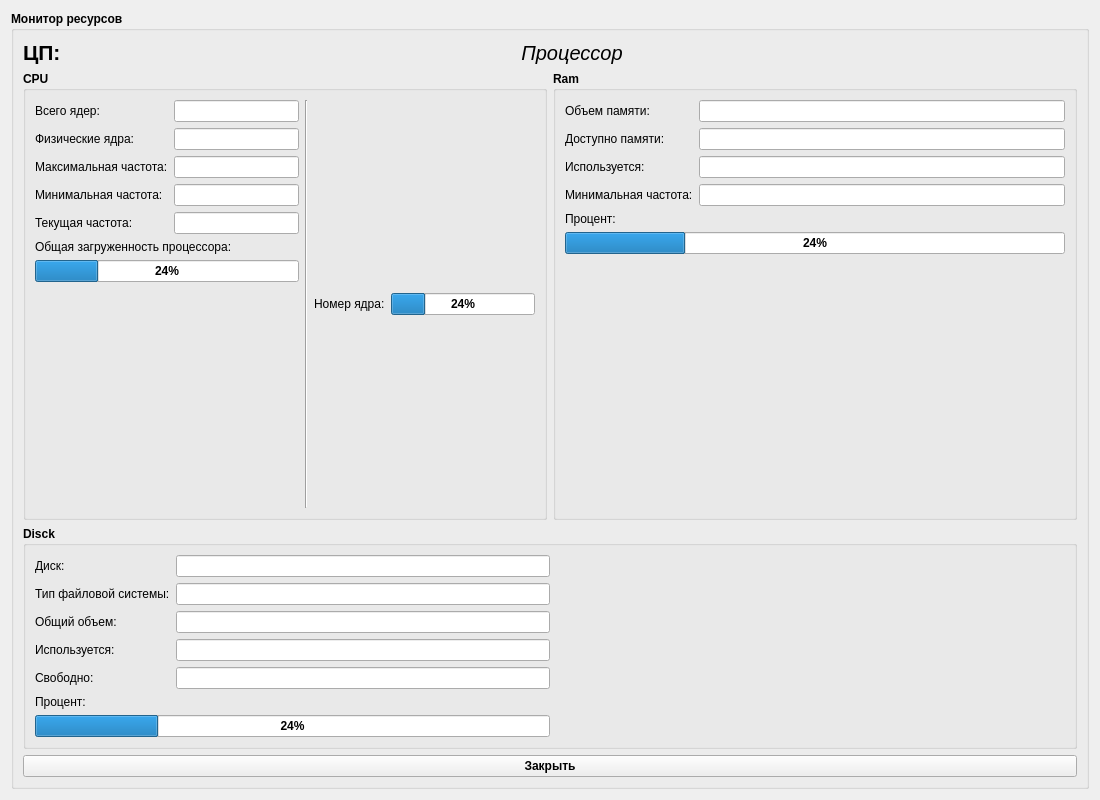
Mer0ll/new_Qt_project, file мое_Зачетное_Задание/ui/ui_my_task_manager_cildResourceMonitor.ui: the form before one commit.
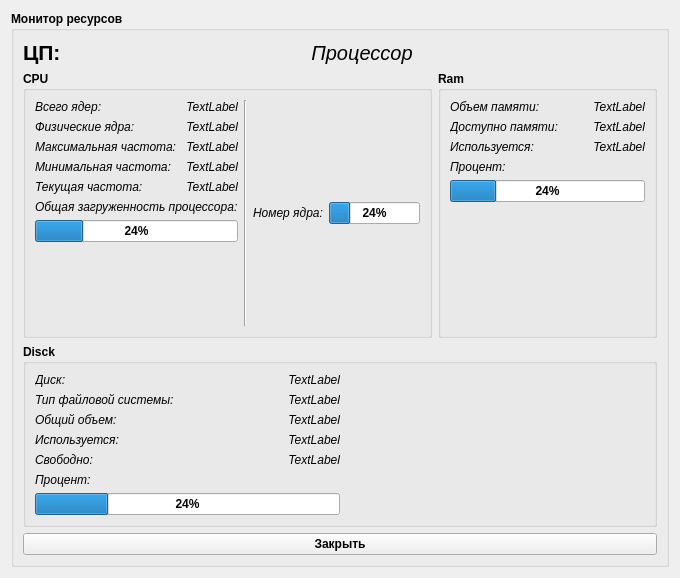
The form after the commit.

Diff of the .ui file:
```diff
--- a/мое_Зачетное_Задание/ui/ui_my_task_manager_cildResourceMonitor.ui
+++ b/мое_Зачетное_Задание/ui/ui_my_task_manager_cildResourceMonitor.ui
@@ -9,8 +9,8 @@
    <rect>
     <x>0</x>
     <y>0</y>
-    <width>1100</width>
-    <height>800</height>
+    <width>680</width>
+    <height>578</height>
    </rect>
   </property>
   <property name="sizePolicy">
@@ -91,6 +91,7 @@
              <widget class="QGroupBox" name="groupBox_2">
               <property name="font">
                <font>
+                <pointsize>9</pointsize>
                 <bold>true</bold>
                </font>
               </property>
@@ -110,6 +111,8 @@
                         <widget class="QLabel" name="label_3">
                          <property name="font">
                           <font>
+                           <pointsize>9</pointsize>
+                           <italic>true</italic>
                            <bold>false</bold>
                           </font>
                          </property>
@@ -122,6 +125,8 @@
                         <widget class="QLabel" name="label_4">
                          <property name="font">
                           <font>
+                           <pointsize>9</pointsize>
+                           <italic>true</italic>
                            <bold>false</bold>
                           </font>
                          </property>
@@ -134,6 +139,8 @@
                         <widget class="QLabel" name="label_5">
                          <property name="font">
                           <font>
+                           <pointsize>9</pointsize>
+                           <italic>true</italic>
                            <bold>false</bold>
                           </font>
                          </property>
@@ -146,6 +153,8 @@
                         <widget class="QLabel" name="label_6">
                          <property name="font">
                           <font>
+                           <pointsize>9</pointsize>
+                           <italic>true</italic>
                            <bold>false</bold>
                           </font>
                          </property>
@@ -158,6 +167,8 @@
                         <widget class="QLabel" name="label_7">
                          <property name="font">
                           <font>
+                           <pointsize>9</pointsize>
+                           <italic>true</italic>
                            <bold>false</bold>
                           </font>
                          </property>
@@ -171,37 +182,102 @@
                      <item>
                       <layout class="QVBoxLayout" name="verticalLayout">
                        <item>
-                        <widget class="QLineEdit" name="lineEdit_2">
+                        <widget class="QLabel" name="label_13">
+                         <property name="font">
+                          <font>
+                           <pointsize>9</pointsize>
+                           <italic>true</italic>
+                           <bold>false</bold>
+                          </font>
+                         </property>
+                         <property name="layoutDirection">
+                          <enum>Qt::LeftToRight</enum>
+                         </property>
+                         <property name="text">
+                          <string>TextLabel</string>
+                         </property>
                          <property name="alignment">
-                          <set>Qt::AlignCenter</set>
+                          <set>Qt::AlignRight|Qt::AlignTrailing|Qt::AlignVCenter</set>
                          </property>
                         </widget>
                        </item>
                        <item>
-                        <widget class="QLineEdit" name="lineEdit_3">
+                        <widget class="QLabel" name="label_21">
+                         <property name="font">
+                          <font>
+                           <pointsize>9</pointsize>
+                           <italic>true</italic>
+                           <bold>false</bold>
+                          </font>
+                         </property>
+                         <property name="layoutDirection">
+                          <enum>Qt::LeftToRight</enum>
+                         </property>
+                         <property name="text">
+                          <string>TextLabel</string>
+                         </property>
                          <property name="alignment">
-                          <set>Qt::AlignCenter</set>
+                          <set>Qt::AlignRight|Qt::AlignTrailing|Qt::AlignVCenter</set>
                          </property>
                         </widget>
                        </item>
                        <item>
-                        <widget class="QLineEdit" name="lineEdit_4">
+                        <widget class="QLabel" name="label_22">
+                         <property name="font">
+                          <font>
+                           <pointsize>9</pointsize>
+                           <italic>true</italic>
+                           <bold>false</bold>
+                          </font>
+                         </property>
+                         <property name="layoutDirection">
+                          <enum>Qt::LeftToRight</enum>
+                         </property>
+                         <property name="text">
+                          <string>TextLabel</string>
+                         </property>
                          <property name="alignment">
-                          <set>Qt::AlignCenter</set>
+                          <set>Qt::AlignRight|Qt::AlignTrailing|Qt::AlignVCenter</set>
                          </property>
                         </widget>
                        </item>
                        <item>
-                        <widget class="QLineEdit" name="lineEdit_5">
+                        <widget class="QLabel" name="label_23">
+                         <property name="font">
+                          <font>
+                           <pointsize>9</pointsize>
+                           <italic>true</italic>
+                           <bold>false</bold>
+                          </font>
+                         </property>
+                         <property name="layoutDirection">
+                          <enum>Qt::LeftToRight</enum>
+                         </property>
+                         <property name="text">
+                          <string>TextLabel</string>
+                         </property>
                          <property name="alignment">
-                          <set>Qt::AlignCenter</set>
+                          <set>Qt::AlignRight|Qt::AlignTrailing|Qt::AlignVCenter</set>
                          </property>
                         </widget>
                        </item>
                        <item>
-                        <widget class="QLineEdit" name="lineEdit">
+                        <widget class="QLabel" name="label_24">
+                         <property name="font">
+                          <font>
+                           <pointsize>9</pointsize>
+                           <italic>true</italic>
+                           <bold>false</bold>
+                          </font>
+                         </property>
+                         <property name="layoutDirection">
+                          <enum>Qt::LeftToRight</enum>
+                         </property>
+                         <property name="text">
+                          <string>TextLabel</string>
+                         </property>
                          <property name="alignment">
-                          <set>Qt::AlignCenter</set>
+                          <set>Qt::AlignRight|Qt::AlignTrailing|Qt::AlignVCenter</set>
                          </property>
                         </widget>
                        </item>
@@ -215,6 +291,8 @@
                       <widget class="QLabel" name="label_8">
                        <property name="font">
                         <font>
+                         <pointsize>9</pointsize>
+                         <italic>true</italic>
                          <bold>false</bold>
                         </font>
                        </property>
@@ -265,6 +343,8 @@
                       <widget class="QLabel" name="label_9">
                        <property name="font">
                         <font>
+                         <pointsize>9</pointsize>
+                         <italic>true</italic>
                          <bold>false</bold>
                         </font>
                        </property>
@@ -305,6 +385,8 @@
                       <widget class="QLabel" name="label_10">
                        <property name="font">
                         <font>
+                         <pointsize>9</pointsize>
+                         <italic>true</italic>
                          <bold>false</bold>
                         </font>
                        </property>
@@ -317,6 +399,8 @@
                       <widget class="QLabel" name="label_11">
                        <property name="font">
                         <font>
+                         <pointsize>9</pointsize>
+                         <italic>true</italic>
                          <bold>false</bold>
                         </font>
                        </property>
@@ -329,6 +413,8 @@
                       <widget class="QLabel" name="label_12">
                        <property name="font">
                         <font>
+                         <pointsize>9</pointsize>
+                         <italic>true</italic>
                          <bold>false</bold>
                         </font>
                        </property>
@@ -337,47 +423,67 @@
                        </property>
                       </widget>
                      </item>
-                     <item>
-                      <widget class="QLabel" name="label_13">
-                       <property name="font">
-                        <font>
-                         <bold>false</bold>
-                        </font>
-                       </property>
-                       <property name="text">
-                        <string>Минимальная частота:</string>
-                       </property>
-                      </widget>
-                     </item>
                     </layout>
                    </item>
                    <item>
                     <layout class="QVBoxLayout" name="verticalLayout_7">
                      <item>
-                      <widget class="QLineEdit" name="lineEdit_6">
-                       <property name="alignment">
-                        <set>Qt::AlignCenter</set>
+                      <widget class="QLabel" name="label_25">
+                       <property name="font">
+                        <font>
+                         <pointsize>9</pointsize>
+                         <italic>true</italic>
+                         <bold>false</bold>
+                        </font>
                        </property>
-                      </widget>
-                     </item>
-                     <item>
-                      <widget class="QLineEdit" name="lineEdit_7">
+                       <property name="layoutDirection">
+                        <enum>Qt::LeftToRight</enum>
+                       </property>
+                       <property name="text">
+                        <string>TextLabel</string>
+                       </property>
                        <property name="alignment">
-                        <set>Qt::AlignCenter</set>
+                        <set>Qt::AlignRight|Qt::AlignTrailing|Qt::AlignVCenter</set>
                        </property>
                       </widget>
                      </item>
                      <item>
-                      <widget class="QLineEdit" name="lineEdit_8">
+                      <widget class="QLabel" name="label_26">
+                       <property name="font">
+                        <font>
+                         <pointsize>9</pointsize>
+                         <italic>true</italic>
+                         <bold>false</bold>
+                        </font>
+                       </property>
+                       <property name="layoutDirection">
+                        <enum>Qt::LeftToRight</enum>
+                       </property>
+                       <property name="text">
+                        <string>TextLabel</string>
+                       </property>
                        <property name="alignment">
-                        <set>Qt::AlignCenter</set>
+                        <set>Qt::AlignRight|Qt::AlignTrailing|Qt::AlignVCenter</set>
                        </property>
                       </widget>
                      </item>
                      <item>
-                      <widget class="QLineEdit" name="lineEdit_9">
+                      <widget class="QLabel" name="label_27">
+                       <property name="font">
+                        <font>
+                         <pointsize>9</pointsize>
+                         <italic>true</italic>
+                         <bold>false</bold>
+                        </font>
+                       </property>
+                       <property name="layoutDirection">
+                        <enum>Qt::LeftToRight</enum>
+                       </property>
+                       <property name="text">
+                        <string>TextLabel</string>
+                       </property>
                        <property name="alignment">
-                        <set>Qt::AlignCenter</set>
+                        <set>Qt::AlignRight|Qt::AlignTrailing|Qt::AlignVCenter</set>
                        </property>
                       </widget>
                      </item>
@@ -391,6 +497,8 @@
                     <widget class="QLabel" name="label_14">
                      <property name="font">
                       <font>
+                       <pointsize>9</pointsize>
+                       <italic>true</italic>
                        <bold>false</bold>
                       </font>
                      </property>
@@ -437,6 +545,7 @@
          <widget class="QGroupBox" name="groupBox_3">
           <property name="font">
            <font>
+            <pointsize>9</pointsize>
             <bold>true</bold>
            </font>
           </property>
@@ -454,6 +563,8 @@
                   <widget class="QLabel" name="label_15">
                    <property name="font">
                     <font>
+                     <pointsize>9</pointsize>
+                     <italic>true</italic>
                      <bold>false</bold>
                     </font>
                    </property>
@@ -466,6 +577,8 @@
                   <widget class="QLabel" name="label_16">
                    <property name="font">
                     <font>
+                     <pointsize>9</pointsize>
+                     <italic>true</italic>
                      <bold>false</bold>
                     </font>
                    </property>
@@ -478,6 +591,8 @@
                   <widget class="QLabel" name="label_17">
                    <property name="font">
                     <font>
+                     <pointsize>9</pointsize>
+                     <italic>true</italic>
                      <bold>false</bold>
                     </font>
                    </property>
@@ -490,6 +605,8 @@
                   <widget class="QLabel" name="label_18">
                    <property name="font">
                     <font>
+                     <pointsize>9</pointsize>
+                     <italic>true</italic>
                      <bold>false</bold>
                     </font>
                    </property>
@@ -502,6 +619,8 @@
                   <widget class="QLabel" name="label_19">
                    <property name="font">
                     <font>
+                     <pointsize>9</pointsize>
+                     <italic>true</italic>
                      <bold>false</bold>
                     </font>
                    </property>
@@ -515,37 +634,102 @@
                <item>
                 <layout class="QVBoxLayout" name="verticalLayout_12">
                  <item>
-                  <widget class="QLineEdit" name="lineEdit_10">
+                  <widget class="QLabel" name="label_28">
+                   <property name="font">
+                    <font>
+                     <pointsize>9</pointsize>
+                     <italic>true</italic>
+                     <bold>false</bold>
+                    </font>
+                   </property>
+                   <property name="text">
+                    <string>TextLabel</string>
+                   </property>
+                   <property name="textFormat">
+                    <enum>Qt::AutoText</enum>
+                   </property>
                    <property name="alignment">
-                    <set>Qt::AlignCenter</set>
+                    <set>Qt::AlignRight|Qt::AlignTrailing|Qt::AlignVCenter</set>
                    </property>
                   </widget>
                  </item>
                  <item>
-                  <widget class="QLineEdit" name="lineEdit_11">
+                  <widget class="QLabel" name="label_29">
+                   <property name="font">
+                    <font>
+                     <pointsize>9</pointsize>
+                     <italic>true</italic>
+                     <bold>false</bold>
+                    </font>
+                   </property>
+                   <property name="text">
+                    <string>TextLabel</string>
+                   </property>
+                   <property name="textFormat">
+                    <enum>Qt::AutoText</enum>
+                   </property>
                    <property name="alignment">
-                    <set>Qt::AlignCenter</set>
+                    <set>Qt::AlignRight|Qt::AlignTrailing|Qt::AlignVCenter</set>
                    </property>
                   </widget>
                  </item>
                  <item>
-                  <widget class="QLineEdit" name="lineEdit_12">
+                  <widget class="QLabel" name="label_30">
+                   <property name="font">
+                    <font>
+                     <pointsize>9</pointsize>
+                     <italic>true</italic>
+                     <bold>false</bold>
+                    </font>
+                   </property>
+                   <property name="text">
+                    <string>TextLabel</string>
+                   </property>
+                   <property name="textFormat">
+                    <enum>Qt::AutoText</enum>
+                   </property>
                    <property name="alignment">
-                    <set>Qt::AlignCenter</set>
+                    <set>Qt::AlignRight|Qt::AlignTrailing|Qt::AlignVCenter</set>
                    </property>
                   </widget>
                  </item>
                  <item>
-                  <widget class="QLineEdit" name="lineEdit_14">
+                  <widget class="QLabel" name="label_31">
+                   <property name="font">
+                    <font>
+                     <pointsize>9</pointsize>
+                     <italic>true</italic>
+                     <bold>false</bold>
+                    </font>
+                   </property>
+                   <property name="text">
+                    <string>TextLabel</string>
+                   </property>
+                   <property name="textFormat">
+                    <enum>Qt::AutoText</enum>
+                   </property>
                    <property name="alignment">
-                    <set>Qt::AlignCenter</set>
+                    <set>Qt::AlignRight|Qt::AlignTrailing|Qt::AlignVCenter</set>
                    </property>
                   </widget>
                  </item>
                  <item>
-                  <widget class="QLineEdit" name="lineEdit_15">
+                  <widget class="QLabel" name="label_32">
+                   <property name="font">
+                    <font>
+                     <pointsize>9</pointsize>
+                     <italic>true</italic>
+                     <bold>false</bold>
+                    </font>
+                   </property>
+                   <property name="text">
+                    <string>TextLabel</string>
+                   </property>
+                   <property name="textFormat">
+                    <enum>Qt::AutoText</enum>
+                   </property>
                    <property name="alignment">
-                    <set>Qt::AlignCenter</set>
+                    <set>Qt::AlignRight|Qt::AlignTrailing|Qt::AlignVCenter</set>
                    </property>
                   </widget>
                  </item>
@@ -557,6 +741,8 @@
               <widget class="QLabel" name="label_20">
                <property name="font">
                 <font>
+                 <pointsize>9</pointsize>
+                 <italic>true</italic>
                  <bold>false</bold>
                 </font>
                </property>
```
